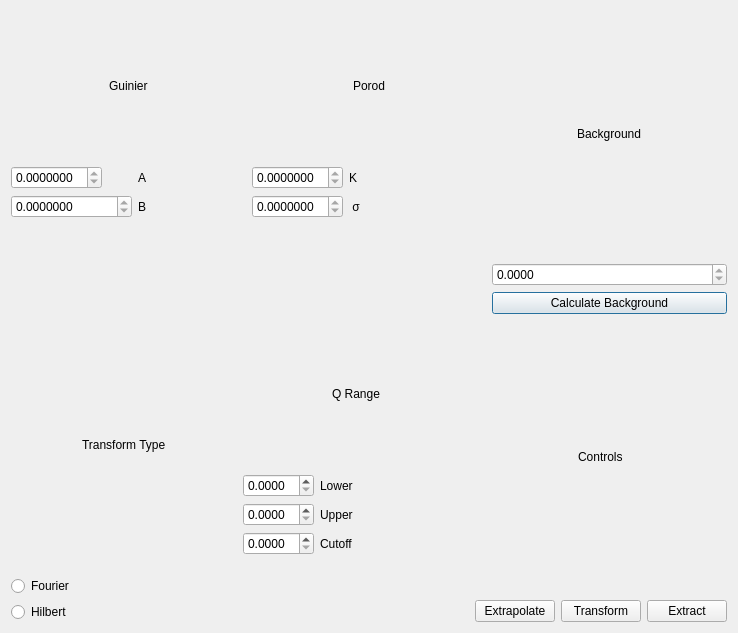
Above: src/sas/qtgui/Perspectives/Corfunc/UI/CorfuncPanel.ui from SasView/sasview before the change. Below: the same form after it.
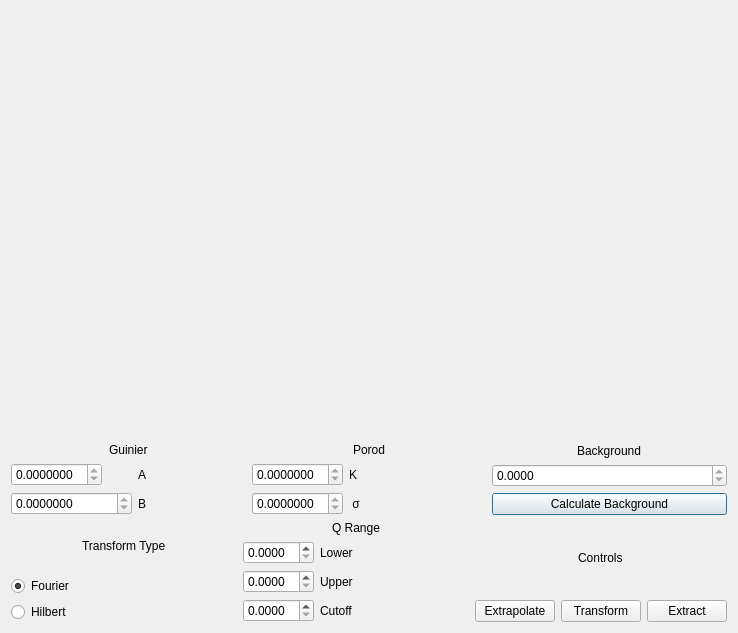
That is the form after the change.

Commit message: Display transformed value

The edit to the form file:
```diff
--- a/src/sas/qtgui/Perspectives/Corfunc/UI/CorfuncPanel.ui
+++ b/src/sas/qtgui/Perspectives/Corfunc/UI/CorfuncPanel.ui
@@ -14,8 +14,21 @@
    <string>Dialog</string>
   </property>
   <layout class="QGridLayout" name="gridLayout">
-   <item row="0" column="0">
-    <layout class="QVBoxLayout" name="verticalLayout_7">
+   <item row="1" column="0">
+    <layout class="QVBoxLayout" name="verticalLayout_7" stretch="1,0,0">
+     <item>
+      <spacer name="verticalSpacer">
+       <property name="orientation">
+        <enum>Qt::Vertical</enum>
+       </property>
+       <property name="sizeHint" stdset="0">
+        <size>
+         <width>20</width>
+         <height>40</height>
+        </size>
+       </property>
+      </spacer>
+     </item>
      <item>
       <layout class="QHBoxLayout" name="horizontalLayout_2">
        <item>
@@ -155,7 +168,7 @@
      <item>
       <layout class="QHBoxLayout" name="horizontalLayout_3">
        <item>
-        <layout class="QVBoxLayout" name="verticalLayout_2">
+        <layout class="QVBoxLayout" name="verticalLayout_2" stretch="1,1,1">
          <item alignment="Qt::AlignHCenter">
           <widget class="QLabel" name="label_5">
            <property name="text">
@@ -168,6 +181,9 @@
            <property name="text">
             <string>Fourier</string>
            </property>
+           <property name="checked">
+            <bool>true</bool>
+           </property>
           </widget>
          </item>
          <item>
@@ -180,7 +196,7 @@
         </layout>
        </item>
        <item>
-        <layout class="QVBoxLayout" name="verticalLayout">
+        <layout class="QVBoxLayout" name="verticalLayout" stretch="0,1">
          <item alignment="Qt::AlignHCenter">
           <widget class="QLabel" name="label_3">
            <property name="text">
@@ -190,6 +206,12 @@
          </item>
          <item>
           <layout class="QFormLayout" name="formLayout">
+           <property name="sizeConstraint">
+            <enum>QLayout::SetMinimumSize</enum>
+           </property>
+           <property name="fieldGrowthPolicy">
+            <enum>QFormLayout::FieldsStayAtSizeHint</enum>
+           </property>
            <item row="0" column="0">
             <widget class="QDoubleSpinBox" name="qMin">
              <property name="toolTip">
@@ -255,7 +277,7 @@
         </layout>
        </item>
        <item>
-        <layout class="QVBoxLayout" name="verticalLayout_6">
+        <layout class="QVBoxLayout" name="verticalLayout_6" stretch="0,1">
          <item alignment="Qt::AlignHCenter">
           <widget class="QLabel" name="label_13">
            <property name="text">
```
Left out of the diff: 2 changed lines with no effect on the pictures. The commit also changes 2 other files.
